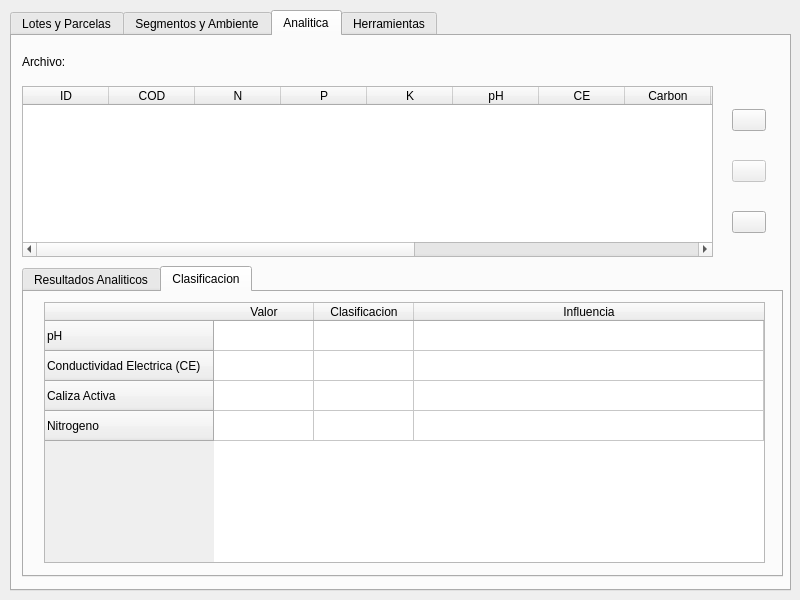
First picture: the form in ui/agrae_main.ui, repository franciscocontreras93/agrae, before the edit.
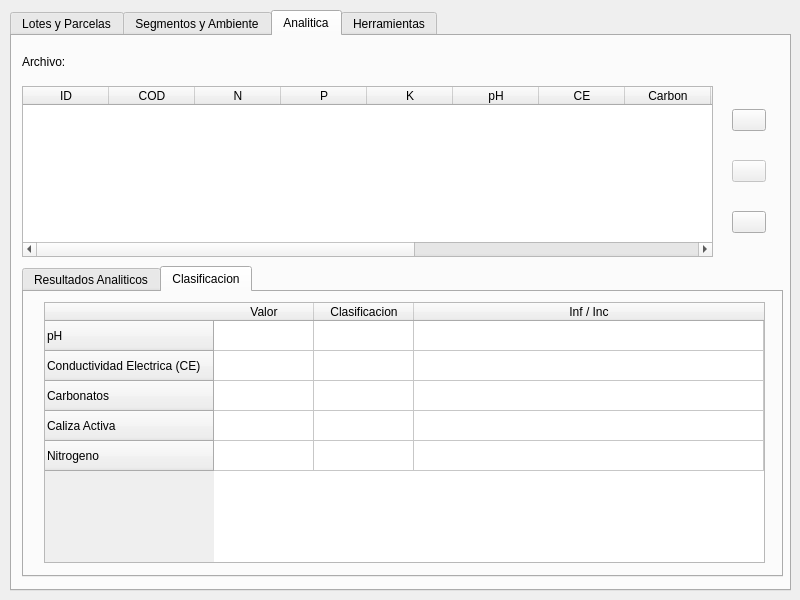
Second picture: the form after the edit.

```diff
--- a/ui/agrae_main.ui
+++ b/ui/agrae_main.ui
@@ -2370,6 +2370,11 @@
          <string>Conductividad Electrica (CE)</string>
         </property>
        </row>
+       <row>
+        <property name="text">
+         <string>Carbonatos</string>
+        </property>
+       </row>
        <row>
         <property name="text">
          <string>Caliza Activa </string>
@@ -2392,7 +2397,7 @@
        </column>
        <column>
         <property name="text">
-         <string>Influencia</string>
+         <string>Inf / Inc</string>
         </property>
        </column>
        <item row="0" column="1">
```
